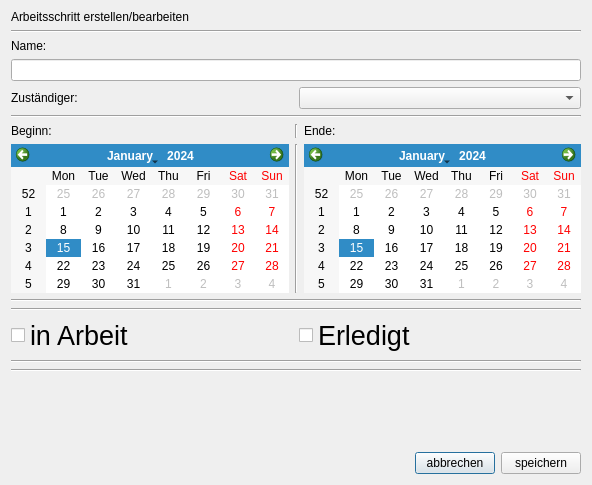
The window that processdialog.ui (kkegel/WorkFlow) describes before a commit, drawn with Qt 5.
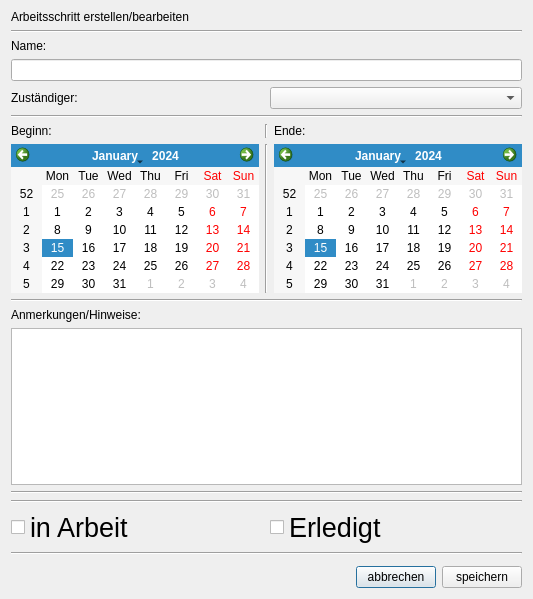
The same window after the commit.

Patch:
```diff
--- a/processdialog.ui
+++ b/processdialog.ui
@@ -6,8 +6,8 @@
    <rect>
     <x>0</x>
     <y>0</y>
-    <width>592</width>
-    <height>485</height>
+    <width>532</width>
+    <height>599</height>
    </rect>
   </property>
   <property name="windowTitle">
@@ -120,6 +120,16 @@
      </property>
     </widget>
    </item>
+   <item>
+    <widget class="QLabel" name="label_6">
+     <property name="text">
+      <string>Anmerkungen/Hinweise:</string>
+     </property>
+    </widget>
+   </item>
+   <item>
+    <widget class="QPlainTextEdit" name="input_annotation"/>
+   </item>
    <item>
     <widget class="Line" name="line_5">
      <property name="orientation">
@@ -127,6 +137,13 @@
      </property>
     </widget>
    </item>
+   <item>
+    <widget class="Line" name="line_6">
+     <property name="orientation">
+      <enum>Qt::Horizontal</enum>
+     </property>
+    </widget>
+   </item>
    <item>
     <layout class="QHBoxLayout" name="horizontalLayout_5">
      <property name="topMargin">
@@ -167,13 +184,6 @@
      </item>
     </layout>
    </item>
-   <item>
-    <widget class="Line" name="line_6">
-     <property name="orientation">
-      <enum>Qt::Horizontal</enum>
-     </property>
-    </widget>
-   </item>
    <item>
     <widget class="Line" name="line_7">
      <property name="orientation">
```
